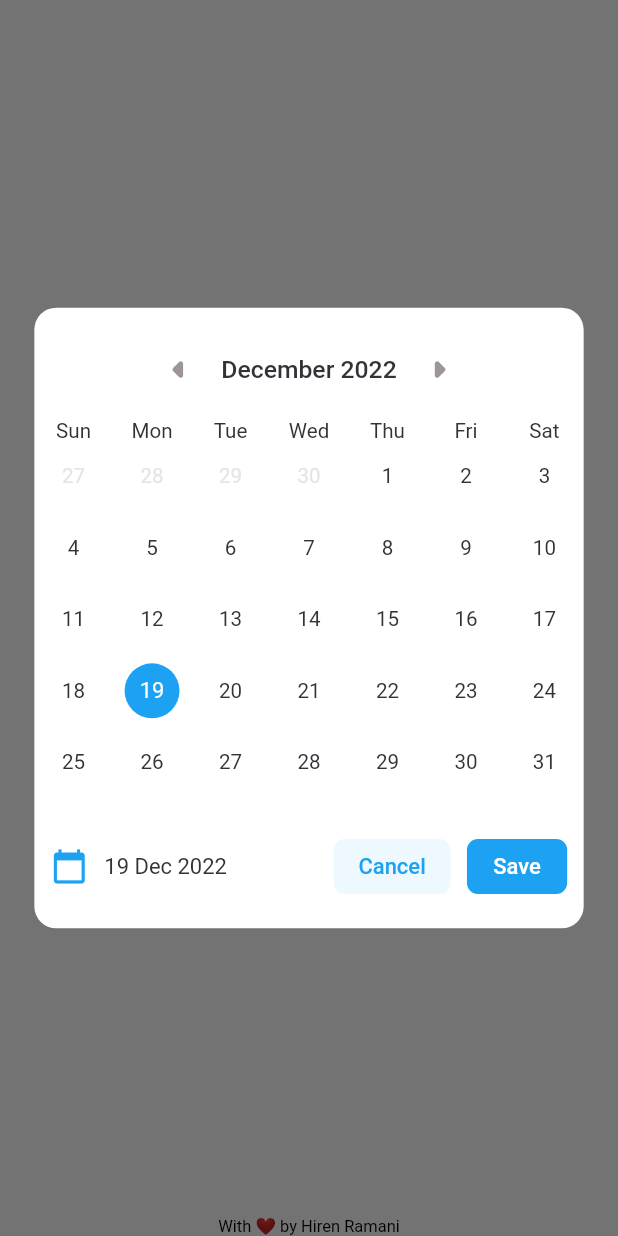
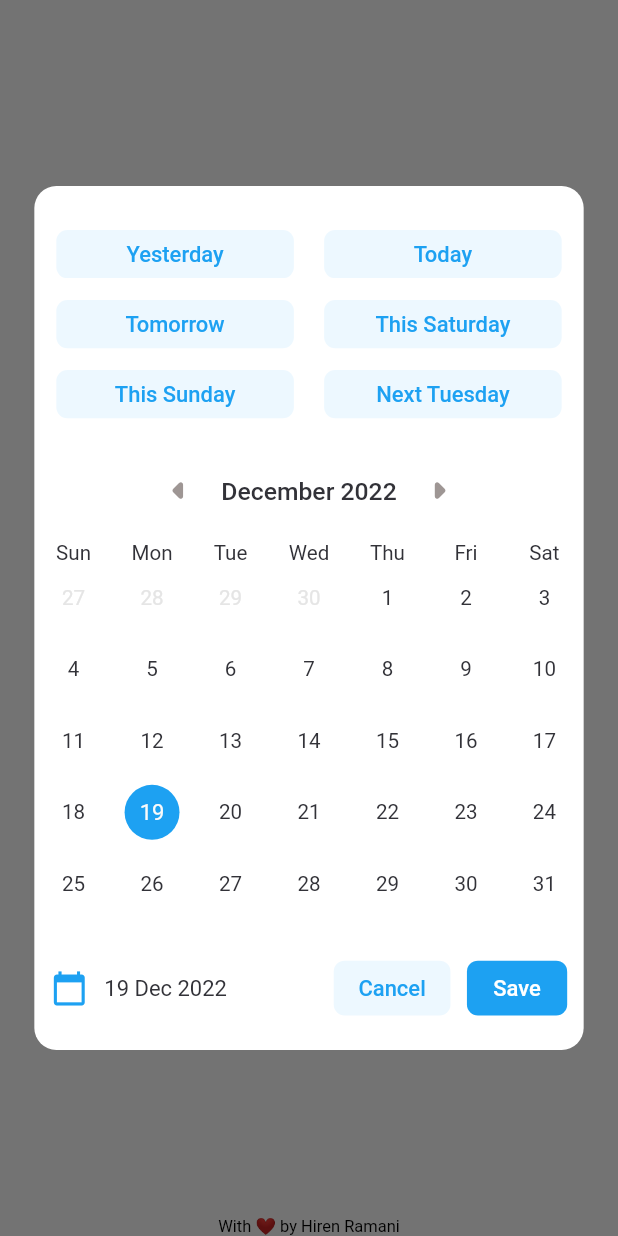
Before and after one commit to Hero-9500/realtime-test, a Flutter app: the screen it shows after launch, after a tap on "With 6 presets", on a phone screen of 412 x 824 dp. Run offline on Flutter 3.47's test engine with Material 2 defaults, Android fonts, the light colour scheme and no system bars; drawn by our look-alikes of table_calendar; our stand-ins replace responsive_framework.

Commit message:
work done

```diff
--- a/lib/presentation/widgets/date_picker.dart
+++ b/lib/presentation/widgets/date_picker.dart
@@ -1,9 +1,11 @@
 import 'package:flutter/material.dart';
+
+import 'package:intl/intl.dart';
+import 'package:table_calendar/table_calendar.dart';
 
 import 'package:realtime_test/core/colors.dart';
 import 'package:realtime_test/core/date_format.dart';
 import 'package:realtime_test/presentation/widgets/primary_button.dart';
-import 'package:table_calendar/table_calendar.dart';
 
 class CustomDatePicker extends StatefulWidget {
   final DateTime? dateTime;
@@ -23,6 +25,24 @@ class CustomDatePicker extends StatefulWidget {
 
 class _CustomDatePickerState extends State<CustomDatePicker> {
   var dateToday = DateTime.now();
+
+  var selectedPreset = '';
+
+  final fourPreset = [
+    'Never ends',
+    '15 days later',
+    '30 days later',
+    '60 days later',
+  ];
+
+  final sixPreset = [
+    'Yesterday',
+    'Today',
+    'Tomorrow',
+    'This Saturday',
+    'This Sunday',
+    'Next Tuesday',
+  ];
 
   @override
   void initState() {
@@ -65,6 +85,88 @@ class _CustomDatePickerState extends State<CustomDatePicker> {
         );
       });
 
+  DateTime getDate(String day) {
+    var date = DateTime.now();
+
+    while (true) {
+      if (DateFormat('EEEE').format(date).toLowerCase() == day.toLowerCase()) {
+        return date;
+      }
+      date = DateTime(
+        date.year,
+        date.month,
+        date.day + 1,
+      );
+    }
+  }
+
+  void changeDate() {
+    final today = DateTime.now();
+    switch (selectedPreset) {
+      case 'Yesterday':
+        setState(() {
+          dateToday = DateTime(
+            today.year,
+            today.month,
+            today.day - 1,
+          );
+        });
+        break;
+      case 'This Saturday':
+      case 'This Sunday':
+      case 'Next Tuesday':
+        setState(() {
+          dateToday = getDate(
+            selectedPreset.split(' ').last,
+          );
+        });
+        break;
+      case 'Today':
+      case 'Never ends':
+        setState(() {
+          dateToday = today;
+        });
+        break;
+      case 'Tomorrow':
+        setState(() {
+          dateToday = DateTime(
+            today.year,
+            today.month,
+            today.day + 1,
+          );
+        });
+        break;
+      case '15 days later':
+        setState(() {
+          dateToday = DateTime(
+            today.year,
+            today.month,
+            today.day + 15,
+          );
+        });
+        break;
+      case '30 days later':
+        setState(() {
+          dateToday = DateTime(
+            today.year,
+            today.month,
+            today.day + 30,
+          );
+        });
+        break;
+      case '60 days later':
+        setState(() {
+          dateToday = DateTime(
+            today.year,
+            today.month,
+            today.day + 60,
+          );
+        });
+        break;
+      default:
+    }
+  }
+
   @override
   Widget build(BuildContext context) {
     return Dialog(
@@ -81,7 +183,68 @@ class _CustomDatePickerState extends State<CustomDatePicker> {
           mainAxisSize: MainAxisSize.min,
           mainAxisAlignment: MainAxisAlignment.center,
           children: [
-            const SizedBox(height: 25),
+            const SizedBox(height: 24),
+            if (widget.datePreset != DatePreset.none) ...[
+              ...List.generate(
+                widget.datePreset == DatePreset.four
+                    ? fourPreset.length ~/ 2
+                    : sixPreset.length ~/ 2,
+                (index) {
+                  final list = widget.datePreset == DatePreset.four
+                      ? fourPreset
+                      : sixPreset;
+                  return Padding(
+                    padding: const EdgeInsets.symmetric(
+                      horizontal: 16,
+                      vertical: 8,
+                    ),
+                    child: Row(
+                      children: [
+                        PrimaryButton(
+                          buttonText: list[index * 2],
+                          width: 173,
+                          height: 35,
+                          onPressed: () {
+                            setState(() {
+                              selectedPreset = list[index * 2];
+                            });
+                            changeDate();
+                          },
+                          buttonColor: list[index * 2] == selectedPreset
+                              ? AppColors.buttonBlue
+                              : AppColors.aliceBlue,
+                          textColor: list[index * 2] == selectedPreset
+                              ? AppColors.white
+                              : AppColors.buttonBlue,
+                        ),
+                        const Spacer(),
+                        PrimaryButton(
+                          buttonText: list[index * 2 + 1],
+                          width: 173,
+                          height: 35,
+                          onPressed: () {
+                            setState(() {
+                              selectedPreset = list[index * 2 + 1];
+                            });
+                            changeDate();
+                          },
+                          buttonColor: list[index * 2 + 1] == selectedPreset
+                              ? AppColors.buttonBlue
+                              : AppColors.aliceBlue,
+                          textColor: list[index * 2 + 1] == selectedPreset
+                              ? AppColors.white
+                              : AppColors.buttonBlue,
+                        ),
+                      ],
+                    ),
+                  );
+                },
+              ),
+              const SizedBox(height: 25),
+            ],
+            if (widget.datePreset == DatePreset.four) ...[
+              const SizedBox(height: 25),
+            ],
             Row(
               crossAxisAlignment: CrossAxisAlignment.center,
               mainAxisAlignment: MainAxisAlignment.center,
```
